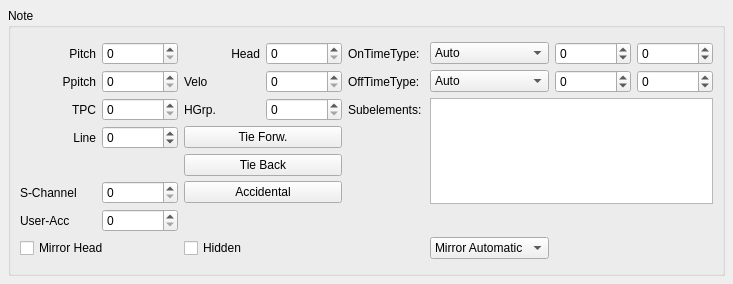
Qt form mscore/mscore/note.ui (musescore/musescore-old) before a commit.
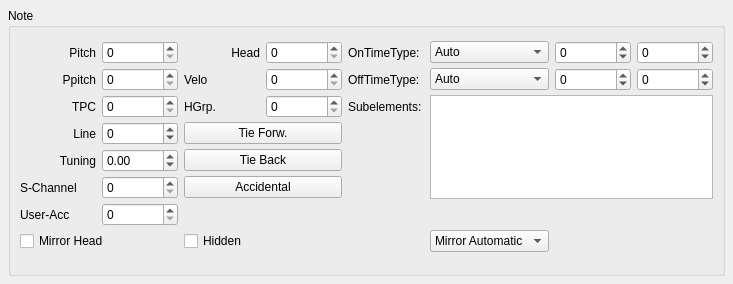
The same form after that commit.

What changed in the file:
```diff
--- a/mscore/mscore/note.ui
+++ b/mscore/mscore/note.ui
@@ -163,13 +163,6 @@
       <item row="5" column="1">
        <widget class="QSpinBox" name="subchannel"/>
       </item>
-      <item row="7" column="2" colspan="2">
-       <widget class="QCheckBox" name="hidden">
-        <property name="text">
-         <string notr="true" comment="do not translate">Hidden</string>
-        </property>
-       </widget>
-      </item>
       <item row="6" column="0">
        <widget class="QLabel" name="label_8">
         <property name="text">
@@ -332,6 +325,33 @@
         </item>
        </widget>
       </item>
+      <item row="7" column="2" colspan="2">
+       <widget class="QCheckBox" name="hidden">
+        <property name="text">
+         <string notr="true" comment="do not translate">Hidden</string>
+        </property>
+       </widget>
+      </item>
+      <item row="4" column="1">
+       <widget class="QDoubleSpinBox" name="tuning">
+        <property name="minimum">
+         <double>-1000.000000000000000</double>
+        </property>
+        <property name="maximum">
+         <double>1000.000000000000000</double>
+        </property>
+       </widget>
+      </item>
+      <item row="4" column="0">
+       <widget class="QLabel" name="label_4">
+        <property name="text">
+         <string>Tuning</string>
+        </property>
+        <property name="alignment">
+         <set>Qt::AlignRight|Qt::AlignTrailing|Qt::AlignVCenter</set>
+        </property>
+       </widget>
+      </item>
      </layout>
     </widget>
    </item>
```
